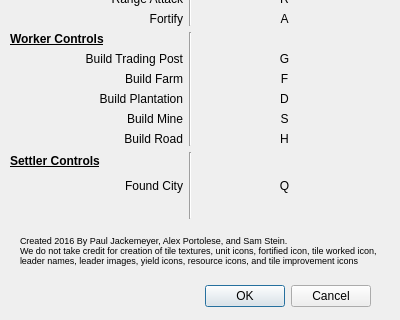
Alex-BusNet/ProjectHiawatha, file ProjectHiawatha/about.ui: the form before one commit; both pictures show x 0 to 400 and y 260 to 580 of the 400 by 580 pixel window.
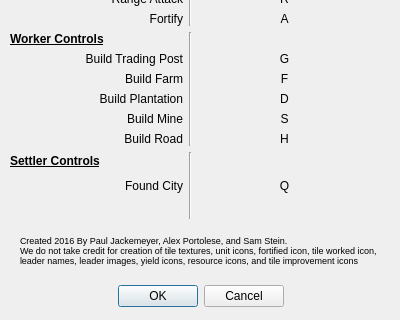
The form after the commit.

```diff
--- a/ProjectHiawatha/about.ui
+++ b/ProjectHiawatha/about.ui
@@ -28,6 +28,9 @@
    <property name="standardButtons">
     <set>QDialogButtonBox::Cancel|QDialogButtonBox::Ok</set>
    </property>
+   <property name="centerButtons">
+    <bool>true</bool>
+   </property>
   </widget>
   <widget class="QWidget" name="verticalLayoutWidget">
    <property name="geometry">
```
